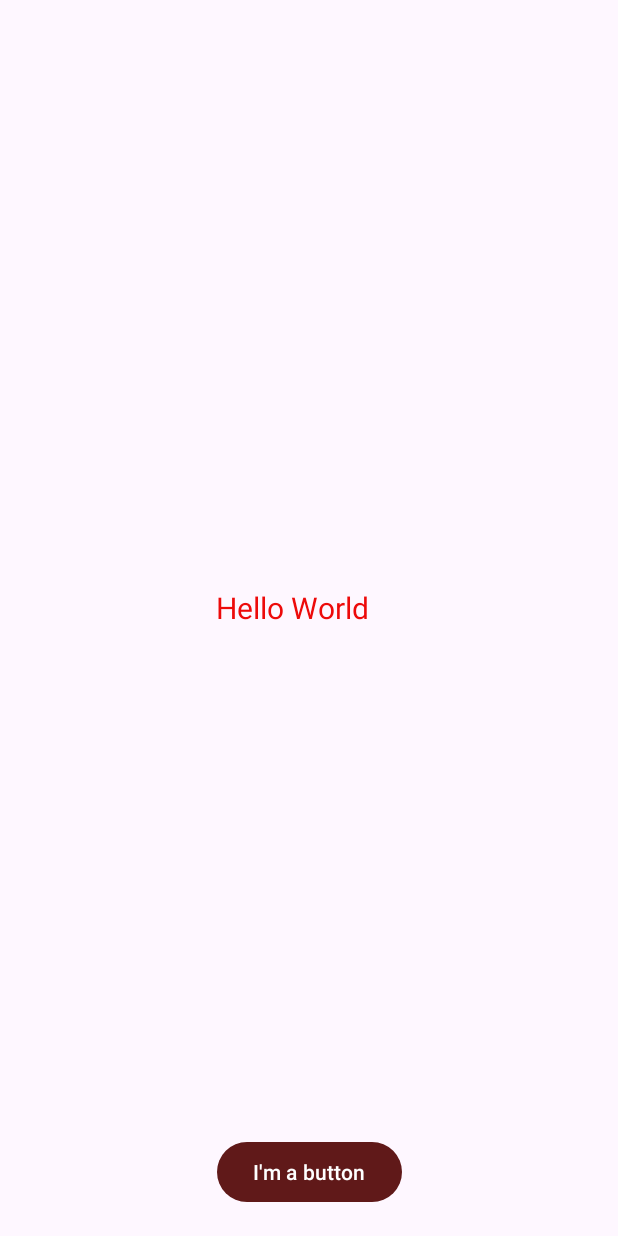
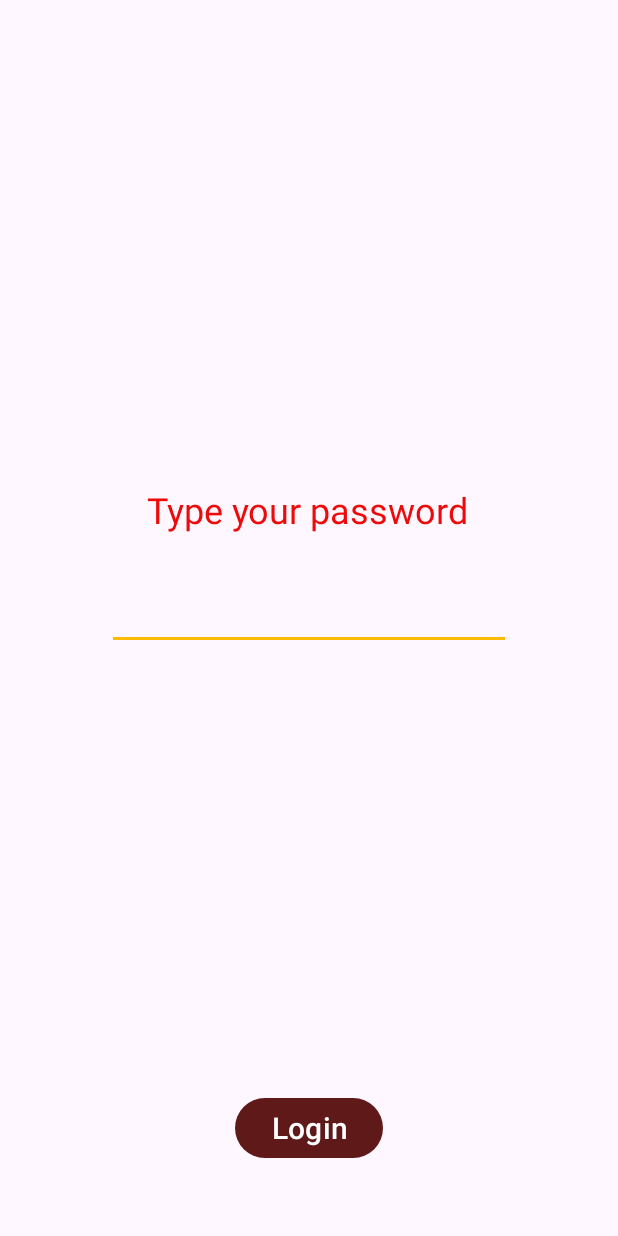
Before and after one commit to Etieno-Josiah/MyAndroidLabs, an Android app: the MainActivity screen opened directly, with no data from a screen before it, on a phone screen of 412 x 824 dp. Run offline under Robolectric (Android 15) with nearby library versions, the phone set to English and light mode, and no system bars.

Commit message:
Merged master branch

```diff
--- a/app/src/main/res/layout/activity_main.xml
+++ b/app/src/main/res/layout/activity_main.xml
@@ -9,23 +9,38 @@
 
     <TextView
         android:id="@+id/textView"
-        android:layout_width="124dp"
-        android:layout_height="41dp"
+        android:layout_width="wrap_content"
+        android:layout_height="wrap_content"
         android:text="@string/hello_message"
+        android:textSize="24sp"
+        app:layout_constraintBottom_toBottomOf="parent"
+        app:layout_constraintEnd_toEndOf="parent"
+        app:layout_constraintHorizontal_bias="0.498"
+        app:layout_constraintStart_toStartOf="parent"
+        app:layout_constraintTop_toTopOf="parent"
+        app:layout_constraintVertical_bias="0.409" />
+
+    <Button
+        android:id="@+id/loginButton"
+        android:layout_width="wrap_content"
+        android:layout_height="wrap_content"
+        android:layout_marginBottom="48dp"
+        android:text="@string/button_message"
         android:textSize="20sp"
         app:layout_constraintBottom_toBottomOf="parent"
         app:layout_constraintEnd_toEndOf="parent"
-        app:layout_constraintStart_toStartOf="parent"
-        app:layout_constraintTop_toTopOf="parent" />
+        app:layout_constraintStart_toStartOf="parent" />
 
-    <Button
-        android:id="@+id/button"
-        android:layout_width="wrap_content"
-        android:layout_height="wrap_content"
-        android:text="@string/button_message"
-        app:layout_constraintBottom_toBottomOf="parent"
+    <EditText
+        android:id="@+id/editPassword"
+        android:layout_width="269dp"
+        android:layout_height="45dp"
+        android:layout_marginTop="32dp"
+        android:ems="10"
+        android:inputType="textPassword"
         app:layout_constraintEnd_toEndOf="parent"
         app:layout_constraintStart_toStartOf="parent"
-        app:layout_constraintTop_toBottomOf="@+id/textView"
-        app:layout_constraintVertical_bias="0.946" />
+        app:layout_constraintTop_toBottomOf="@+id/textView" />
+
+
 </androidx.constraintlayout.widget.ConstraintLayout>
--- a/app/src/main/res/values/strings.xml
+++ b/app/src/main/res/values/strings.xml
@@ -1,5 +1,7 @@
 <resources>
     <string name="app_name">Etieno\'s Android Labs</string>
-    <string name="hello_message">Hello World</string>
-    <string name="button_message">I\'m a button</string>
+    <string name="hello_message">Type your password</string>
+    <string name="button_message">Login</string>
+    <string name="password_good">Your password is complex enough</string>
+    <string name="password_bad">You shall not pass!</string>
 </resources>
```
Also changed, not shown: app/src/main/java/com/example/etienosandroidlabs/MainActivity.java (+93 -0 lines), 1 other file.
